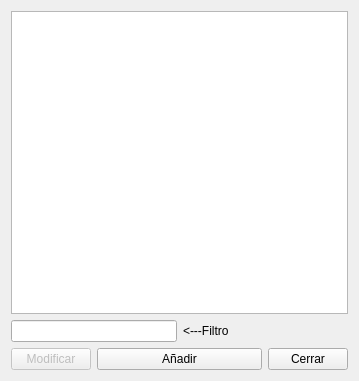
Above: formatos.ui from Ladis72/tienda before the change. Below: the same form after it.
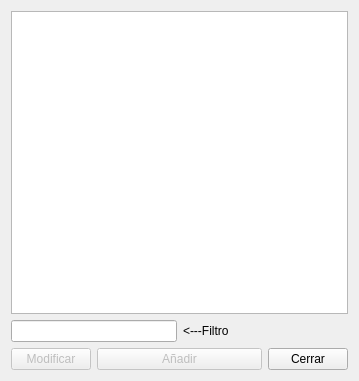
That is the form after the change.

Patch:
```diff
--- a/formatos.ui
+++ b/formatos.ui
@@ -39,6 +39,9 @@
    </item>
    <item row="2" column="1" colspan="2">
     <widget class="QPushButton" name="pushButtonnadir">
+     <property name="enabled">
+      <bool>false</bool>
+     </property>
      <property name="text">
       <string>Añadir</string>
      </property>
```
